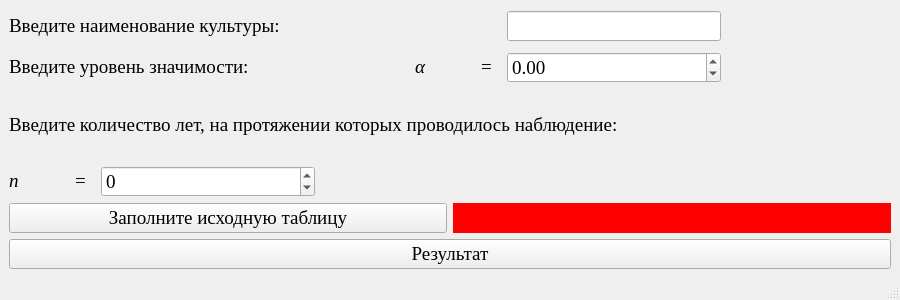
Qt form files/MainWindow.ui (Vovadoes/HTYTYC) before a commit.
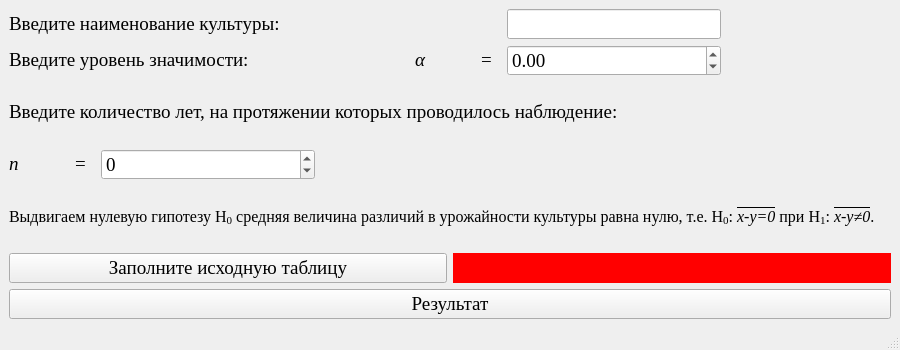
The same form after that commit.

What changed in the file:
```diff
--- a/files/MainWindow.ui
+++ b/files/MainWindow.ui
@@ -7,58 +7,35 @@
     <x>0</x>
     <y>0</y>
     <width>900</width>
-    <height>300</height>
+    <height>350</height>
    </rect>
   </property>
   <property name="minimumSize">
    <size>
     <width>900</width>
-    <height>300</height>
+    <height>350</height>
    </size>
   </property>
   <property name="maximumSize">
    <size>
     <width>900</width>
-    <height>300</height>
+    <height>350</height>
    </size>
   </property>
   <property name="windowTitle">
    <string>Проверка гипотезы о существовании различий урожайности двух сортов некоторой культуры </string>
   </property>
+  <property name="documentMode">
+   <bool>false</bool>
+  </property>
   <widget class="QWidget" name="centralwidget">
-   <layout class="QGridLayout" name="gridLayout_2" rowstretch="2,1,1,1,1">
+   <layout class="QGridLayout" name="gridLayout_2" rowstretch="2,1,1,1,1,1">
     <item row="0" column="0">
      <layout class="QGridLayout" name="gridLayout_5" columnstretch="0,1">
       <item row="0" column="0">
        <layout class="QGridLayout" name="gridLayout_4" rowstretch="1,1">
         <item row="0" column="0">
          <layout class="QGridLayout" name="gridLayout_10">
-          <item row="0" column="2">
-           <widget class="QLabel" name="label_50">
-            <property name="minimumSize">
-             <size>
-              <width>60</width>
-              <height>0</height>
-             </size>
-            </property>
-            <property name="maximumSize">
-             <size>
-              <width>60</width>
-              <height>16777215</height>
-             </size>
-            </property>
-            <property name="font">
-             <font>
-              <family>Times New Roman</family>
-              <pointsize>14</pointsize>
-              <italic>true</italic>
-             </font>
-            </property>
-            <property name="text">
-             <string>&lt;html&gt;&lt;head/&gt;&lt;body&gt;&lt;p/&gt;&lt;/body&gt;&lt;/html&gt;</string>
-            </property>
-           </widget>
-          </item>
           <item row="0" column="5">
            <widget class="QLabel" name="label_51">
             <property name="minimumSize">
@@ -130,7 +107,7 @@
             <property name="minimumSize">
              <size>
               <width>400</width>
-              <height>35</height>
+              <height>0</height>
              </size>
             </property>
             <property name="maximumSize">
@@ -150,6 +127,32 @@
             </property>
            </widget>
           </item>
+          <item row="0" column="1">
+           <widget class="QLabel" name="label_50">
+            <property name="minimumSize">
+             <size>
+              <width>60</width>
+              <height>0</height>
+             </size>
+            </property>
+            <property name="maximumSize">
+             <size>
+              <width>60</width>
+              <height>16777215</height>
+             </size>
+            </property>
+            <property name="font">
+             <font>
+              <family>Times New Roman</family>
+              <pointsize>14</pointsize>
+              <italic>true</italic>
+             </font>
+            </property>
+            <property name="text">
+             <string>&lt;html&gt;&lt;head/&gt;&lt;body&gt;&lt;p/&gt;&lt;/body&gt;&lt;/html&gt;</string>
+            </property>
+           </widget>
+          </item>
          </layout>
         </item>
         <item row="1" column="0">
@@ -159,7 +162,7 @@
             <property name="minimumSize">
              <size>
               <width>400</width>
-              <height>35</height>
+              <height>0</height>
              </size>
             </property>
             <property name="maximumSize">
@@ -315,7 +318,7 @@
         <property name="minimumSize">
          <size>
           <width>400</width>
-          <height>35</height>
+          <height>0</height>
          </size>
         </property>
         <property name="maximumSize">
@@ -465,6 +468,38 @@
      </layout>
     </item>
     <item row="3" column="0">
+     <widget class="QLabel" name="label_42">
+      <property name="minimumSize">
+       <size>
+        <width>400</width>
+        <height>0</height>
+       </size>
+      </property>
+      <property name="maximumSize">
+       <size>
+        <width>16777215</width>
+        <height>16777215</height>
+       </size>
+      </property>
+      <property name="font">
+       <font>
+        <family>Times New Roman</family>
+        <pointsize>12</pointsize>
+       </font>
+      </property>
+      <property name="text">
+       <string>&lt;!DOCTYPE HTML PUBLIC &quot;-//W3C//DTD HTML 4.0//EN&quot; &quot;http://www.w3.org/TR/REC-html40/strict.dtd&quot;&gt;
+&lt;html&gt;&lt;head&gt;&lt;meta name=&quot;qrichtext&quot; content=&quot;1&quot; /&gt;&lt;style type=&quot;text/css&quot;&gt;
+p, li { white-space: pre-wrap; }
+&lt;/style&gt;&lt;/head&gt;&lt;body style=&quot; font-family:'Times New Roman'; font-size:12pt; font-weight:400; font-style:normal;&quot;&gt;
+&lt;p style=&quot; margin-top:12px; margin-bottom:12px; margin-left:0px; margin-right:0px; -qt-block-indent:0; text-indent:0px;&quot;&gt;&lt;span style=&quot; font-family:'MS Shell Dlg 2';&quot;&gt;Выдвигаем нулевую гипотезу H&lt;/span&gt;&lt;span style=&quot; font-family:'MS Shell Dlg 2'; vertical-align:sub;&quot;&gt;0&lt;/span&gt;&lt;span style=&quot; font-family:'MS Shell Dlg 2';&quot;&gt; средняя величина различий в урожайности культуры равна нулю, т.е. Н&lt;/span&gt;&lt;span style=&quot; font-family:'MS Shell Dlg 2'; vertical-align:sub;&quot;&gt;0&lt;/span&gt;&lt;span style=&quot; font-family:'MS Shell Dlg 2';&quot;&gt;: &lt;/span&gt;&lt;span style=&quot; font-family:'MS Shell Dlg 2'; font-style:italic; text-decoration: overline;&quot;&gt;x-y=0&lt;/span&gt;&lt;span style=&quot; font-family:'MS Shell Dlg 2';&quot;&gt; при H&lt;/span&gt;&lt;span style=&quot; font-family:'MS Shell Dlg 2'; vertical-align:sub;&quot;&gt;1&lt;/span&gt;&lt;span style=&quot; font-family:'MS Shell Dlg 2';&quot;&gt;: &lt;/span&gt;&lt;span style=&quot; font-family:'MS Shell Dlg 2'; font-style:italic; text-decoration: overline;&quot;&gt;x-y≠0&lt;/span&gt;&lt;span style=&quot; font-family:'MS Shell Dlg 2';&quot;&gt;.&lt;/span&gt;&lt;/p&gt;&lt;/body&gt;&lt;/html&gt;</string>
+      </property>
+      <property name="wordWrap">
+       <bool>true</bool>
+      </property>
+     </widget>
+    </item>
+    <item row="4" column="0">
      <layout class="QGridLayout" name="gridLayout_14">
       <item row="0" column="1">
        <widget class="QLabel" name="label_13">
@@ -521,7 +556,7 @@
       </item>
      </layout>
     </item>
-    <item row="4" column="0">
+    <item row="5" column="0">
      <layout class="QGridLayout" name="gridLayout_3">
       <item row="0" column="0">
        <widget class="QPushButton" name="pushButton_3">
```
